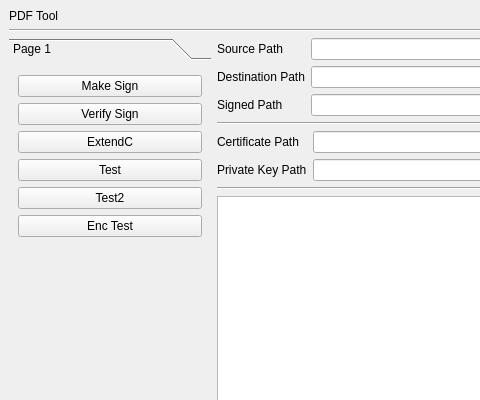
Old version of the form PDFTool/mainwindow.ui in the repository jykim74/PDFTool; both pictures show x 0 to 480 and y 0 to 400 of the 726 by 672 pixel window.
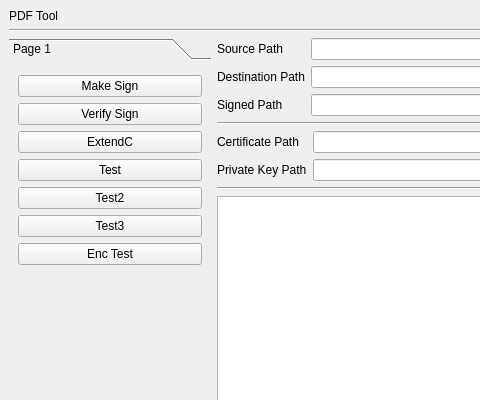
New version of the form.

The edit to the form file:
```diff
--- a/PDFTool/mainwindow.ui
+++ b/PDFTool/mainwindow.ui
@@ -222,6 +222,13 @@
             </property>
            </widget>
           </item>
+          <item>
+           <widget class="QPushButton" name="mTest3Btn">
+            <property name="text">
+             <string>Test3</string>
+            </property>
+           </widget>
+          </item>
           <item>
            <widget class="QPushButton" name="mEncTestBtn">
             <property name="text">
```
